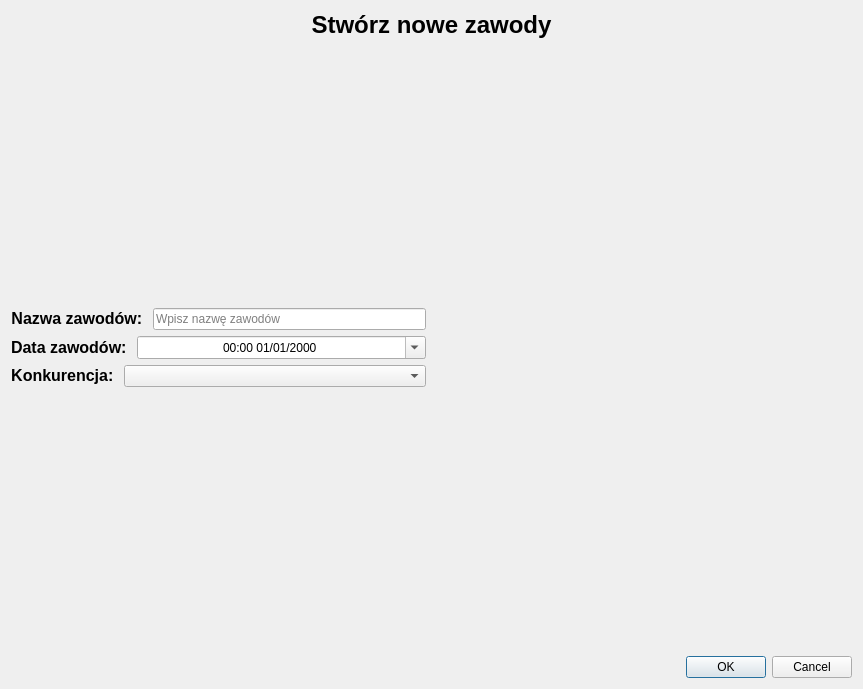
Old version of the form Ui_Files/NoweZawodyDialog.ui in the repository Verter18328/SOKs_LOK.
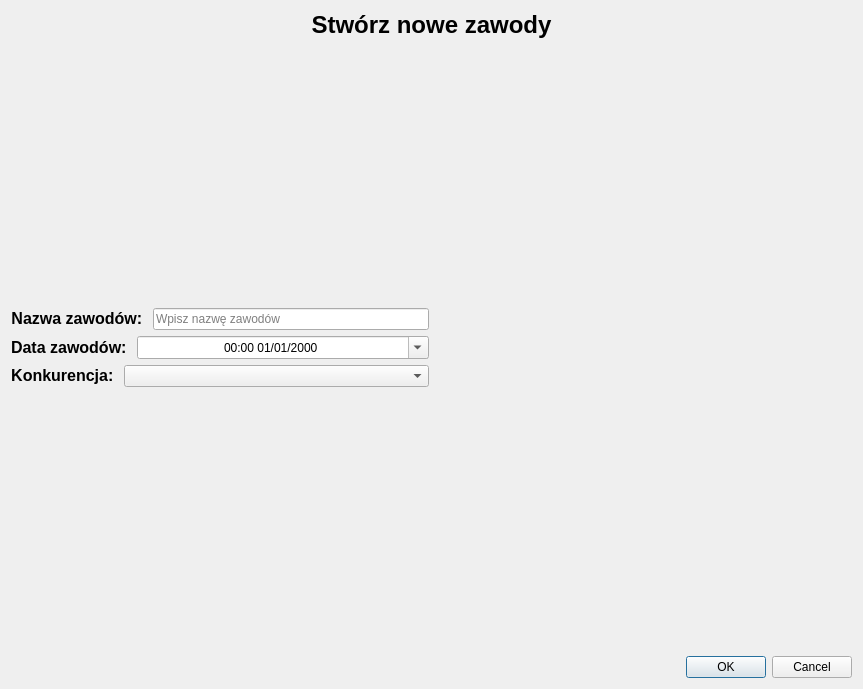
New version of the form.

Commit message:
Add row insertion and update table UIs
Connect the add-result button to a new handler that inserts a row into the current tab's table and hide table vertical headers. Update dialog layout item positions in NoweZawodyDialog.ui. Change table grid style from DashLine to SolidLine and add a "Numer Tarczy" column to the 5- and 10-shot tables; for TabelkaZapadki.ui add a new column and rename "1 Zapadka" to "Numer Tarczy". (Compiled .pyc updated accordingly.)

What changed in the file:
```diff
--- a/Ui_Files/NoweZawodyDialog.ui
+++ b/Ui_Files/NoweZawodyDialog.ui
@@ -20,7 +20,7 @@
    <string>Dialog</string>
   </property>
   <layout class="QGridLayout" name="gridLayout">
-   <item row="22" column="2">
+   <item row="22" column="1">
     <widget class="QDialogButtonBox" name="buttonBox">
      <property name="orientation">
       <enum>Qt::Orientation::Horizontal</enum>
@@ -30,7 +30,7 @@
      </property>
     </widget>
    </item>
-   <item row="1" column="0" colspan="3">
+   <item row="1" column="0" colspan="2">
     <widget class="QLabel" name="label_2">
      <property name="sizePolicy">
       <sizepolicy hsizetype="Preferred" vsizetype="Maximum">
@@ -151,7 +151,7 @@
      </property>
     </spacer>
    </item>
-   <item row="21" column="2">
+   <item row="21" column="1">
     <spacer name="verticalSpacer_2">
      <property name="orientation">
       <enum>Qt::Orientation::Vertical</enum>
```
The commit also changes 5 other files.
